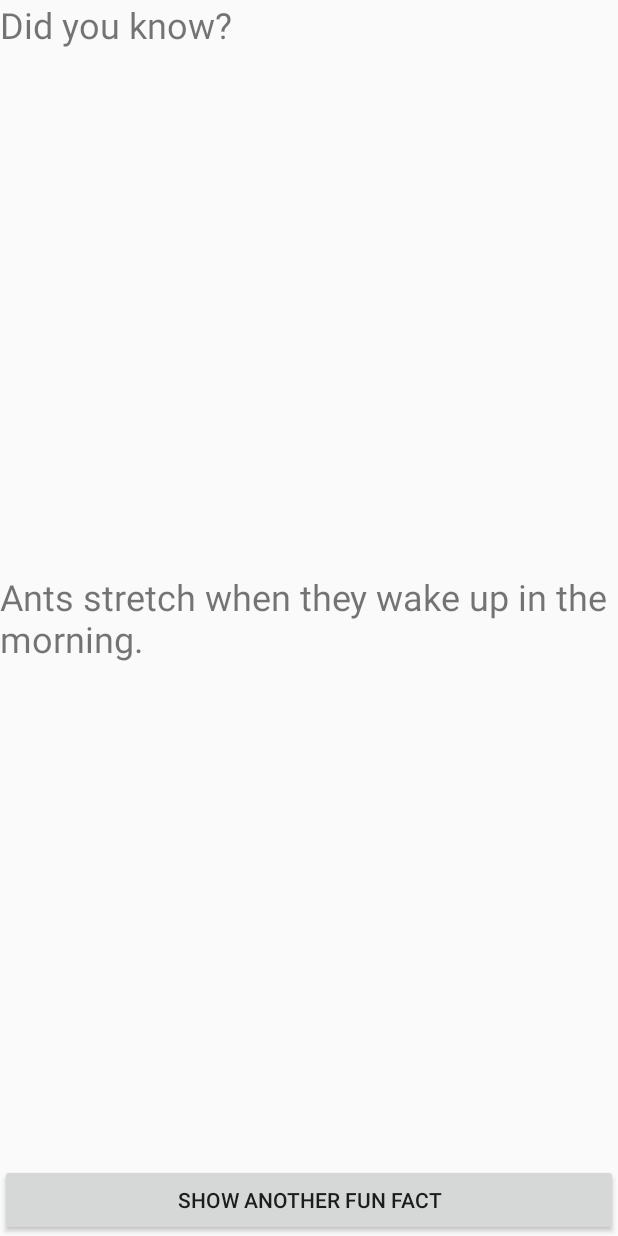
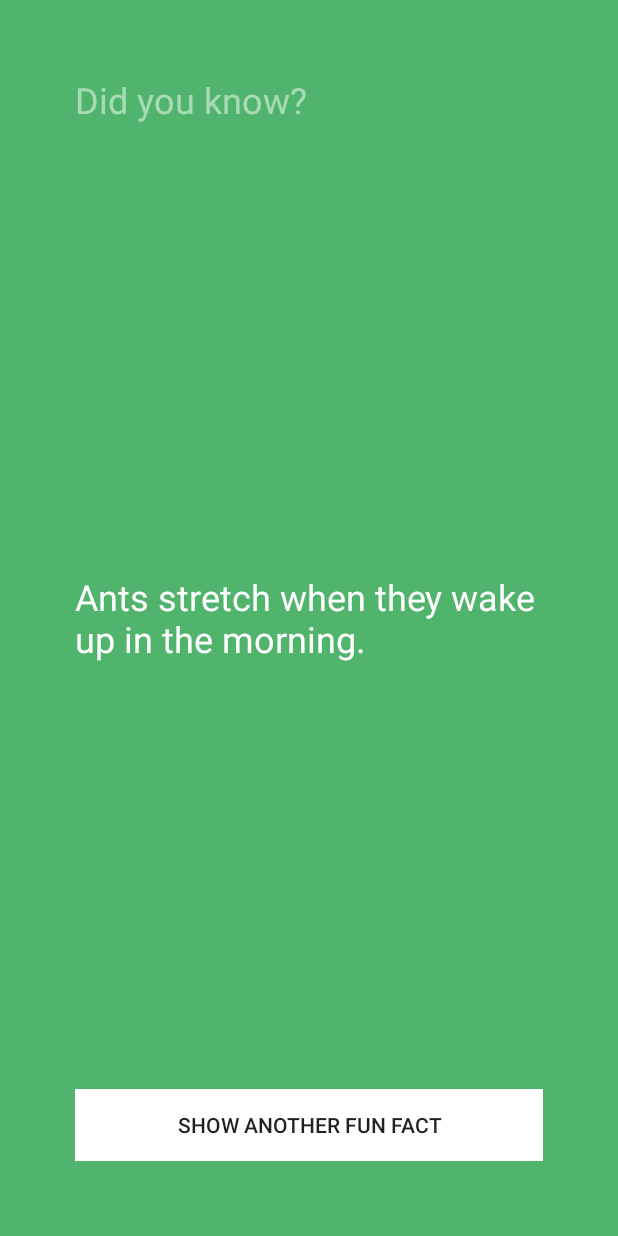
Before and after one commit to bwats2/FunFacts, an Android app: the layout activity_main.xml on its own in the app's theme, with its tools: preview values and no code run, on a phone screen of 412 x 824 dp. Run offline under Robolectric (Android 15) with nearby library versions, the phone set to English and light mode, and no system bars.

Commit message:
Changed layout, added padding, removed action bar

```diff
--- a/app/src/main/res/layout/activity_main.xml
+++ b/app/src/main/res/layout/activity_main.xml
@@ -4,12 +4,15 @@
     xmlns:tools="http://schemas.android.com/tools"
     android:layout_width="match_parent"
     android:layout_height="match_parent"
+    android:background="#51b46d"
+    android:padding="50dp"
     tools:context=".MainActivity">
 
     <TextView
         android:layout_width="wrap_content"
         android:layout_height="wrap_content"
         android:text="Did you know?"
+        android:textColor="#80FFFFFF"
         android:textSize="24sp" />
 
     <TextView
@@ -18,6 +21,7 @@
         android:layout_height="wrap_content"
         android:layout_centerVertical="true"
         android:text="Ants stretch when they wake up in the morning."
+        android:textColor="@android:color/background_light"
         android:textSize="24sp" />
 
     <Button
@@ -26,6 +30,7 @@
         android:layout_height="wrap_content"
         android:layout_alignParentBottom="true"
         android:layout_centerHorizontal="true"
+        android:background="@android:color/background_light"
         android:text="Show Another Fun Fact" />
 
 </RelativeLayout>
--- a/app/src/main/res/values/styles.xml
+++ b/app/src/main/res/values/styles.xml
@@ -1,7 +1,7 @@
 <resources>
 
     <!-- Base application theme. -->
-    <style name="AppTheme" parent="Theme.AppCompat.Light.DarkActionBar">
+    <style name="AppTheme" parent="Theme.AppCompat.Light.NoActionBar">
         <!-- Customize your theme here. -->
         <item name="colorPrimary">@color/colorPrimary</item>
         <item name="colorPrimaryDark">@color/colorPrimaryDark</item>
```
